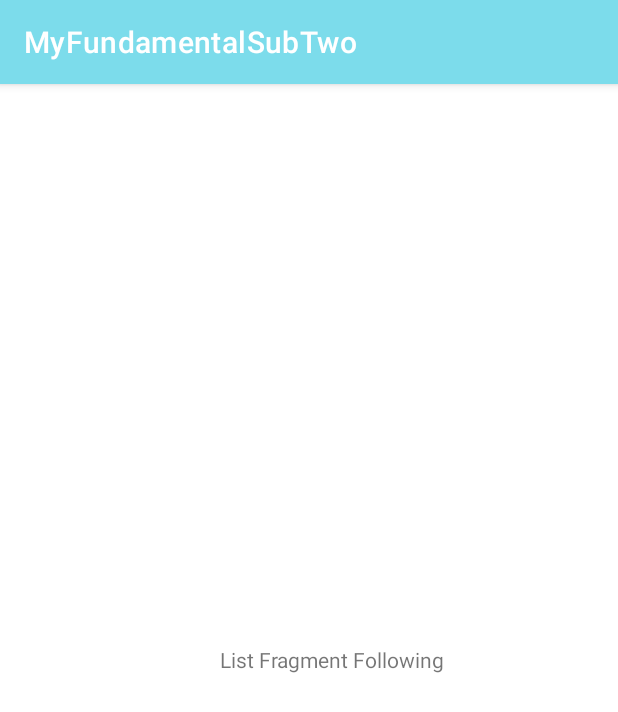
After one commit to hikizan/MyFundamentalSubTwo, an Android app: the fragment FollowingFragment shown on its own in the app's theme, on a phone screen of 412 x 824 dp. The commit adds this screen. Shown: the top 712 px of the screen. Run offline under Robolectric (Android 15) with nearby library versions, the phone set to English and light mode, and no system bars.

Commit message:
Membuat TabLayout

```diff
--- a/app/build.gradle
+++ b/app/build.gradle
@@ -42,6 +42,7 @@ dependencies {
     implementation 'androidx.appcompat:appcompat:1.3.1'
     implementation 'com.google.android.material:material:1.4.0'
     implementation 'androidx.constraintlayout:constraintlayout:2.1.1'
+    implementation 'androidx.legacy:legacy-support-v4:1.0.0'
     testImplementation 'junit:junit:4.+'
     androidTestImplementation 'androidx.test.ext:junit:1.1.3'
     androidTestImplementation 'androidx.test.espresso:espresso-core:3.4.0'
@@ -50,8 +51,7 @@ dependencies {
     implementation 'com.squareup.retrofit2:retrofit:2.9.0'
     implementation "com.squareup.retrofit2:converter-gson:2.9.0"
     implementation "com.squareup.okhttp3:logging-interceptor:4.9.0"
-    implementation "androidx.lifecycle:lifecycle-viewmodel-ktx:2.3.1"
     implementation "androidx.activity:activity-ktx:1.3.1"
-
     implementation "com.squareup.okhttp3:logging-interceptor:4.9.1"
+    implementation "androidx.viewpager2:viewpager2:1.0.0"
 }
--- /dev/null
+++ b/app/src/main/java/com/hikizan/myfundamentalsubtwo/ui/FollowingFragment.kt
@@ -0,0 +1,60 @@
+package com.hikizan.myfundamentalsubtwo.ui
+
+import android.os.Bundle
+import androidx.fragment.app.Fragment
+import android.view.LayoutInflater
+import android.view.View
+import android.view.ViewGroup
+import com.hikizan.myfundamentalsubtwo.R
+
+// TODO: Rename parameter arguments, choose names that match
+// the fragment initialization parameters, e.g. ARG_ITEM_NUMBER
+private const val ARG_PARAM1 = "param1"
+private const val ARG_PARAM2 = "param2"
+
+/**
+ * A simple [Fragment] subclass.
+ * Use the [FollowingFragment.newInstance] factory method to
+ * create an instance of this fragment.
+ */
+class FollowingFragment : Fragment() {
+    // TODO: Rename and change types of parameters
+    private var param1: String? = null
+    private var param2: String? = null
+
+    override fun onCreate(savedInstanceState: Bundle?) {
+        super.onCreate(savedInstanceState)
+        arguments?.let {
+            param1 = it.getString(ARG_PARAM1)
+            param2 = it.getString(ARG_PARAM2)
+        }
+    }
+
+    override fun onCreateView(
+        inflater: LayoutInflater, container: ViewGroup?,
+        savedInstanceState: Bundle?
+    ): View? {
+        // Inflate the layout for this fragment
+        return inflater.inflate(R.layout.fragment_following, container, false)
+    }
+
+    companion object {
+        /**
+         * Use this factory method to create a new instance of
+         * this fragment using the provided parameters.
+         *
+         * @param param1 Parameter 1.
+         * @param param2 Parameter 2.
+         * @return A new instance of fragment FollowingFragment.
+         */
+        // TODO: Rename and change types and number of parameters
+        @JvmStatic
+        fun newInstance(param1: String, param2: String) =
+            FollowingFragment().apply {
+                arguments = Bundle().apply {
+                    putString(ARG_PARAM1, param1)
+                    putString(ARG_PARAM2, param2)
+                }
+            }
+    }
+}
--- /dev/null
+++ b/app/src/main/res/layout/fragment_following.xml
@@ -0,0 +1,19 @@
+<?xml version="1.0" encoding="utf-8"?>
+<FrameLayout xmlns:android="http://schemas.android.com/apk/res/android"
+    xmlns:tools="http://schemas.android.com/tools"
+    android:layout_width="match_parent"
+    android:layout_height="match_parent"
+    android:padding="16dp"
+    tools:context=".ui.FollowingFragment">
+
+    <TextView
+        android:id="@+id/section_label"
+        android:layout_width="wrap_content"
+        android:layout_height="wrap_content"
+        android:layout_marginStart="16dp"
+        android:layout_marginTop="16dp"
+        android:layout_gravity="center"
+        android:layout_marginBottom="16dp"
+        android:text="List Fragment Following" />
+
+</FrameLayout>
--- a/app/src/main/res/values/strings.xml
+++ b/app/src/main/res/values/strings.xml
@@ -9,4 +9,8 @@
     <string name="followers">Followers</string>
     <string name="following">Following</string>
     <string name="data_not_found">Data Not Found</string>
+    <!-- TODO: Remove or change this placeholder text -->
+    <string name="hello_blank_fragment">Hello blank fragment</string>
+    <string name="tab_text_1">Followers</string>
+    <string name="tab_text_2">Following</string>
 </resources>
```
Also changed, not shown: app/src/main/java/com/hikizan/myfundamentalsubtwo/adapter/SectionsPagerAdapter.kt (added, +23 -0 lines), app/src/main/java/com/hikizan/myfundamentalsubtwo/api/ApiService.kt (+6 -8 lines), app/src/main/java/com/hikizan/myfundamentalsubtwo/ui/DetailActivity.kt (+18 -1 lines), app/src/main/java/com/hikizan/myfundamentalsubtwo/ui/FollowersFragment.kt (added, +60 -0 lines), app/src/main/res/layout/activity_detail.xml (+20 -1 lines), app/src/main/res/layout/fragment_followers.xml (added, +18 -0 lines).
